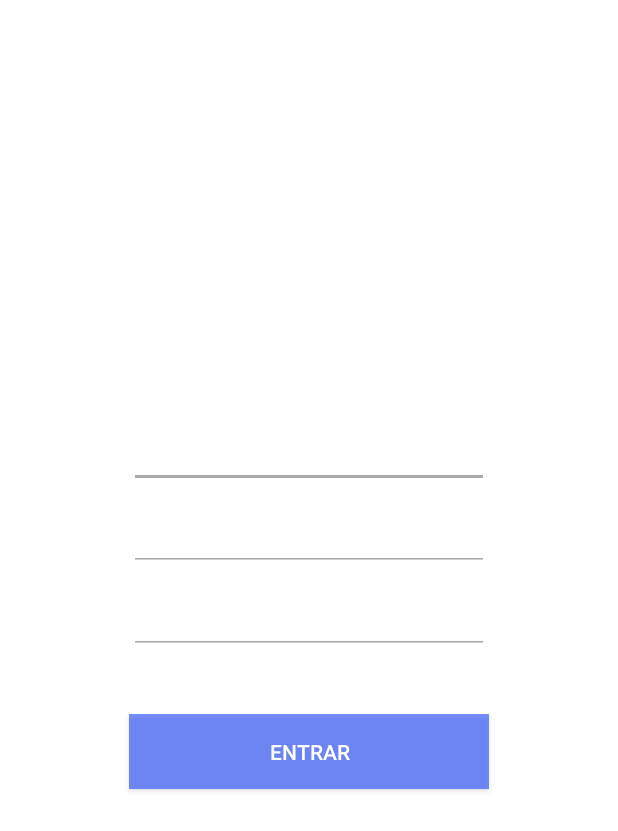
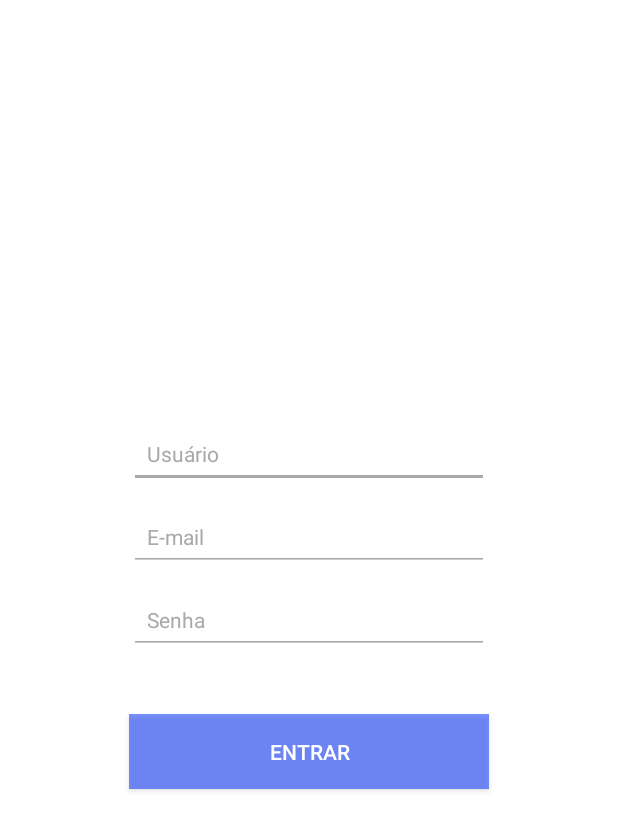
Before and after one commit to mateusmaaia/ceos, an Android app: the RegisterActivity screen opened directly, with no data from a screen before it, on a phone screen of 412 x 824 dp. Shown: the top 831 px of the screen. Run offline under Robolectric (Android 15) with nearby library versions, the phone set to English and light mode, and no system bars; our stand-ins replace data binding.

Commit message:
Change register colors layout

```diff
--- a/app/src/main/res/layout/activity_register.xml
+++ b/app/src/main/res/layout/activity_register.xml
@@ -52,8 +52,8 @@
             android:paddingLeft="12dp"
             android:paddingEnd="12dp"
             android:paddingRight="12dp"
-            android:textColor="@android:color/white"
-            android:textColorHint="@android:color/white"
+            android:textColor="@color/colorSecondary"
+            android:textColorHint="@color/colorSecondary"
             android:textSize="14sp"
             app:layout_constraintLeft_toLeftOf="parent"
             app:layout_constraintRight_toRightOf="parent"
@@ -72,8 +72,8 @@
             android:paddingLeft="12dp"
             android:paddingEnd="12dp"
             android:paddingRight="12dp"
-            android:textColor="@android:color/white"
-            android:textColorHint="@android:color/white"
+            android:textColor="@color/colorSecondary"
+            android:textColorHint="@color/colorSecondary"
             android:textSize="14sp"
             app:layout_constraintLeft_toLeftOf="parent"
             app:layout_constraintRight_toRightOf="parent"
@@ -93,8 +93,8 @@
             android:paddingLeft="14dp"
             android:paddingEnd="12dp"
             android:paddingRight="14dp"
-            android:textColor="@android:color/white"
-            android:textColorHint="@android:color/white"
+            android:textColor="@color/colorSecondary"
+            android:textColorHint="@color/colorSecondary"
             android:textSize="14sp"
             app:layout_constraintLeft_toLeftOf="parent"
             app:layout_constraintRight_toRightOf="parent"
--- a/app/src/main/res/values/colors.xml
+++ b/app/src/main/res/values/colors.xml
@@ -3,7 +3,7 @@
     <color name="colorPrimary">#27fcbc</color>
     <color name="colorPrimaryDark">#0c7f74</color>
     <color name="colorSecondary">#a9a9a9</color>
-    <color name="colorAccent">#FF4081</color>
+    <color name="colorAccent">#c5c5c5</color>
     <color name="backgroundButton">#992149ff</color>
     <color name="whiteStyle">#ffffff</color>
 
```
